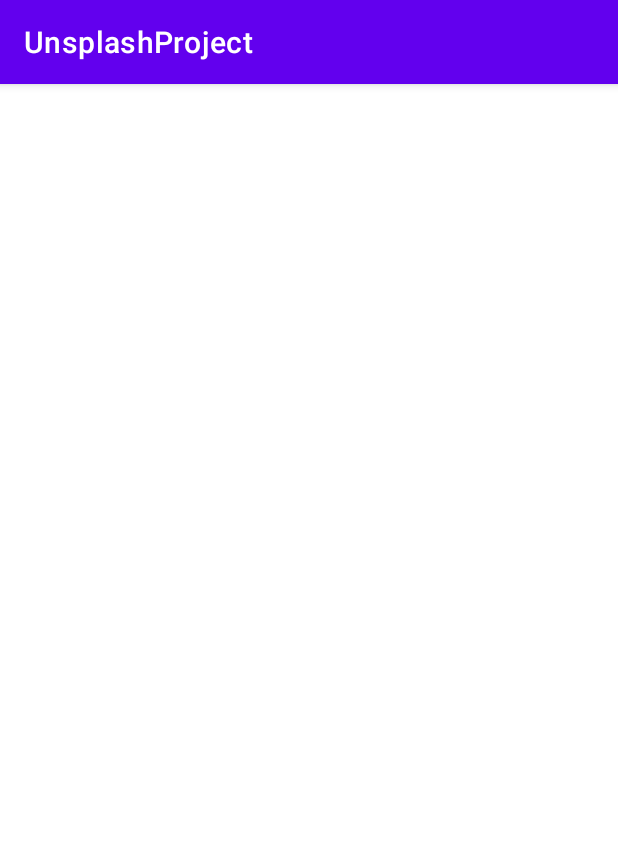
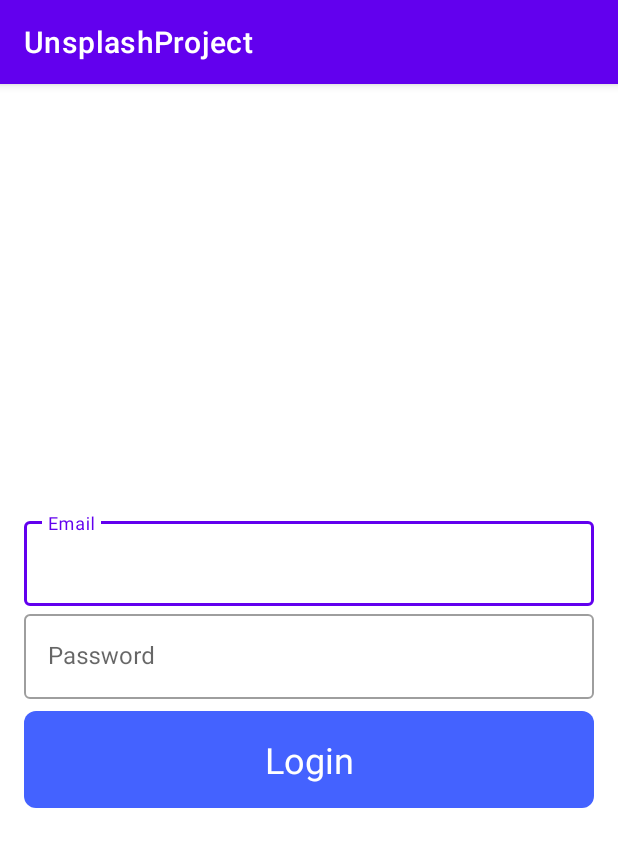
Before and after one commit to rmd1380/Unsplash_Project, an Android app: the screen it shows after launch (MainActivity), on a phone screen of 412 x 824 dp. Shown: the top 847 px of the screen. Run offline under Robolectric (Android 15) with nearby library versions, the light colour scheme and no system bars.

Commit message:
shape and colors added

```diff
--- a/app/src/main/res/drawable/btn_shape.xml
+++ b/app/src/main/res/drawable/btn_shape.xml
@@ -1,4 +1,11 @@
 <?xml version="1.0" encoding="utf-8"?>
 <selector xmlns:android="http://schemas.android.com/apk/res/android">
 
+    <item>
+        <shape android:shape="rectangle">
+            <solid android:color="@color/Secondary_Secondary_500"/>
+            <corners android:radius="8dp"/>
+        </shape>
+    </item>
+
 </selector>
--- /dev/null
+++ b/app/src/main/res/drawable/et_shape.xml
@@ -0,0 +1,4 @@
+<?xml version="1.0" encoding="utf-8"?>
+<selector xmlns:android="http://schemas.android.com/apk/res/android">
+
+</selector>
--- a/app/src/main/res/layout/activity_main.xml
+++ b/app/src/main/res/layout/activity_main.xml
@@ -1,11 +1,63 @@
 <?xml version="1.0" encoding="utf-8"?>
-<LinearLayout xmlns:android="http://schemas.android.com/apk/res/android"
+<androidx.constraintlayout.widget.ConstraintLayout xmlns:android="http://schemas.android.com/apk/res/android"
     xmlns:app="http://schemas.android.com/apk/res-auto"
-    android:orientation="vertical"
     xmlns:tools="http://schemas.android.com/tools"
     android:layout_width="match_parent"
     android:layout_height="match_parent"
+    android:padding="16dp"
     tools:context=".MainActivity">
 
+    <LinearLayout
+        android:layout_width="match_parent"
+        android:layout_height="wrap_content"
+        android:orientation="vertical"
+        app:layout_constraintBottom_toBottomOf="parent"
+        app:layout_constraintEnd_toEndOf="parent"
+        app:layout_constraintStart_toStartOf="parent"
+        app:layout_constraintTop_toTopOf="parent">
 
-</LinearLayout>
+        <com.google.android.material.textfield.TextInputLayout
+            style="@style/Widget.MaterialComponents.TextInputLayout.OutlinedBox"
+            android:layout_width="match_parent"
+            android:layout_height="wrap_content">
+
+            <androidx.appcompat.widget.AppCompatEditText
+                android:id="@+id/et_email"
+                android:layout_width="match_parent"
+                android:layout_height="wrap_content"
+                android:hint="Email"
+                android:inputType="textEmailAddress" />
+
+        </com.google.android.material.textfield.TextInputLayout>
+
+        <com.google.android.material.textfield.TextInputLayout
+            style="@style/Widget.MaterialComponents.TextInputLayout.OutlinedBox"
+            android:layout_width="match_parent"
+            android:layout_height="wrap_content">
+
+            <androidx.appcompat.widget.AppCompatEditText
+                android:id="@+id/et_password"
+                android:layout_width="match_parent"
+                android:layout_height="wrap_content"
+                android:hint="Password"
+                android:inputType="textEmailAddress" />
+
+        </com.google.android.material.textfield.TextInputLayout>
+
+        <TextView
+            android:id="@+id/btn_login"
+            android:layout_width="match_parent"
+            android:layout_height="match_parent"
+            android:layout_marginTop="8dp"
+            android:background="@drawable/btn_shape"
+            android:text="Login"
+            android:gravity="center"
+            android:paddingVertical="16dp"
+            android:paddingHorizontal="24dp"
+            android:textAllCaps="false"
+            android:textColor="@android:color/white"
+            android:textSize="24sp" />
+    </LinearLayout>
+
+
+</androidx.constraintlayout.widget.ConstraintLayout>
```
Also changed, not shown: app/src/main/res/values/colors.xml (+41 -0 lines).
